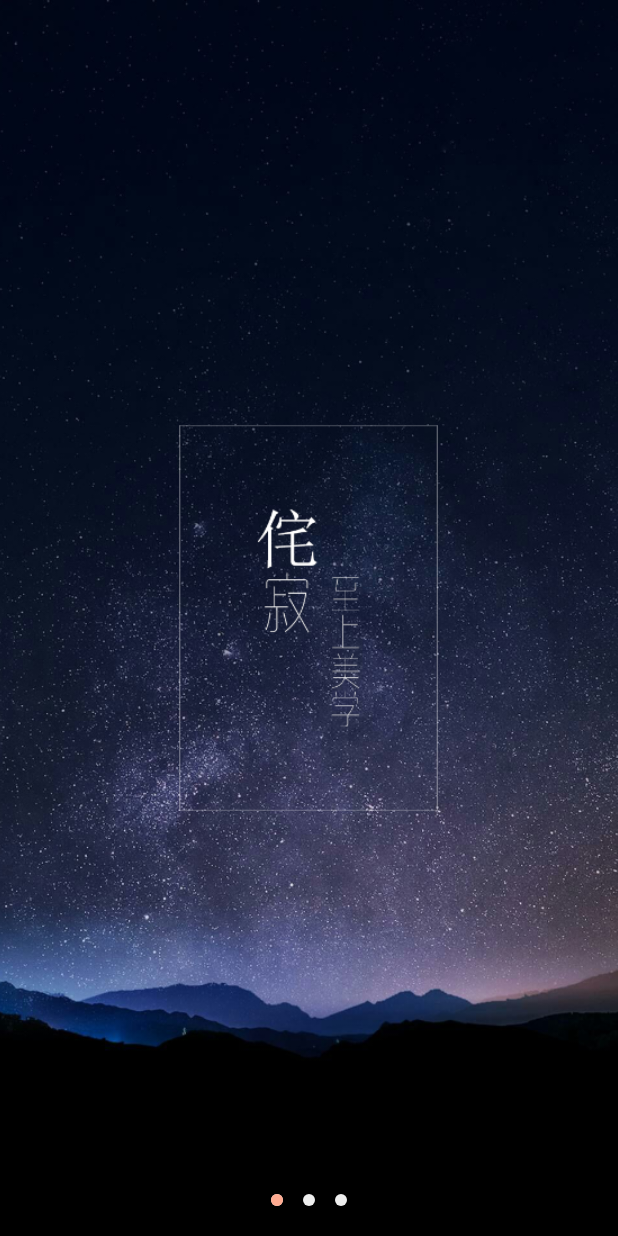
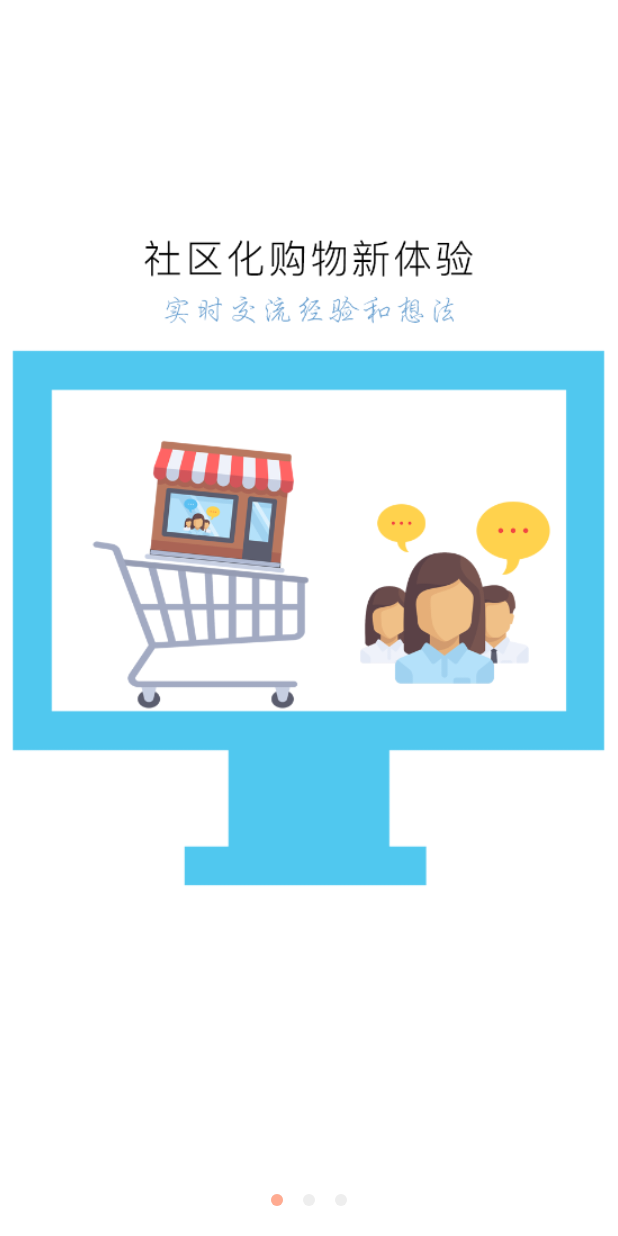
Before and after one commit to SemiWarm/SemiWarm, an Android app: the screen it shows after launch (GuideActivity), after a tap on an icon or button, on a phone screen of 412 x 824 dp. Run offline under Robolectric (Android 15) with nearby library versions, the phone set to English and light mode, and no system bars; our stand-ins replace ButterKnife; pictures from the network do not load.

Commit message:
引入新的引导页图片，重新改写了登录和注册按钮的位置

```diff
--- a/app/src/main/java/app/semiwarm/cn/activity/GuideActivity.java
+++ b/app/src/main/java/app/semiwarm/cn/activity/GuideActivity.java
@@ -23,7 +23,7 @@ import butterknife.ButterKnife;
 public class GuideActivity extends BaseActivity implements View.OnClickListener {
 
     // 准备引导图资源
-    private int[] mImageResId = new int[]{R.drawable.guide_1, R.drawable.guide_3, R.drawable.guide_4};
+    private int[] mImageResId = new int[]{R.drawable.guide20170310, R.drawable.guide20170320, R.drawable.guide20170330};
     // 准备ImageView数组
     private List<ImageView> mImageViewList;
     // 准备小圆点之间的距离
--- a/app/src/main/java/app/semiwarm/cn/activity/WelcomeActivity.java
+++ b/app/src/main/java/app/semiwarm/cn/activity/WelcomeActivity.java
@@ -5,34 +5,32 @@ import android.os.Bundle;
 import android.support.v7.app.AppCompatActivity;
 import android.view.KeyEvent;
 
+import app.semiwarm.cn.utils.SharedPreferencesUtils;
+
 /**
  * 欢迎界面需求说明
- * 1、检查用户是否为第一次启动应用
- * 2、如果是第一次启动应用则进入GuideActivity
- * 3、如果不是第一次启动应用则检查本地是否存储有广告信息
- * 3.1、如果本地已经存储有广告信息则进入SplashActivity
- * 3.2、如果本地没有存储有广告信息则从服务器获取最新的广告信息并存储在本地，存储完成后进入SplashActivity
+ * 1、检查当前网络是否可用
+ * 如果网络不可用直接打开MainActivity并提示网络不可用
+ * 2、如果网络可用，检查用户是否为第一次打开应用
+ * 如果是第一次打开应用则直接打开GuideActivity
+ * 3、如果不是第一次打开应用就从服务器获取最新的Splash信息
+ * 并将服务器的Splash图片缓存到内存中
+ * 打开SplashActivity并传递Splash信息
  */
 public class WelcomeActivity extends AppCompatActivity {
 
     @Override
     protected void onCreate(Bundle savedInstanceState) {
         super.onCreate(savedInstanceState);
-        startActivity(new Intent(WelcomeActivity.this, SplashActivity.class));
-        finish();
-//        if (SharedPreferencesUtils.isFirstStart(this)) {
-//            // 第一次启动应用直接进入用户向导页面
-//            startActivity(new Intent(WelcomeActivity.this, GuideActivity.class));
-//            finish();
-//        } else {
-//            if (SharedPreferencesUtils.isSplashInfoStored(this)){
-//                // 已经存储有广告信息，直接进入SplashActivity
-//                startActivity(new Intent(WelcomeActivity.this,SplashActivity.class));
-//                finish();
-//            } else {
-//                // 从服务起获取最新的广告信息并存储在本地的SharedPreferences中
-//            }
-//        }
+        if (SharedPreferencesUtils.isFirstStart(this)) {
+            // 第一次启动应用直接进入用户向导页面
+            startActivity(new Intent(WelcomeActivity.this, GuideActivity.class));
+            finish();
+        } else {
+            // 从服务器获取最新的Splash信息
+            startActivity(new Intent(WelcomeActivity.this, SplashActivity.class));
+            finish();
+        }
     }
 
     // 屏蔽返回键和菜单键
--- a/app/src/main/res/layout/activity_guide.xml
+++ b/app/src/main/res/layout/activity_guide.xml
@@ -38,17 +38,17 @@
 
     <!--注册登录按钮-->
     <LinearLayout
-        android:layout_width="wrap_content"
+        android:layout_width="match_parent"
         android:layout_height="wrap_content"
         android:layout_alignParentBottom="true"
-        android:layout_centerHorizontal="true"
         android:layout_marginBottom="50dp"
-        android:orientation="vertical">
+        android:gravity="center"
+        android:orientation="horizontal">
 
         <!--登录按钮-->
         <Button
             android:id="@+id/btn_sign_in"
-            android:layout_width="200dp"
+            android:layout_width="150dp"
             android:layout_height="50dp"
             android:background="@drawable/bg_sign_in_button"
             android:text="@string/text_sign_in"
@@ -58,9 +58,9 @@
         <!--注册按钮-->
         <Button
             android:id="@+id/btn_sign_up"
-            android:layout_width="200dp"
+            android:layout_width="150dp"
             android:layout_height="50dp"
-            android:layout_marginTop="15dp"
+            android:layout_marginStart="30dp"
             android:background="@drawable/bg_sign_up_button"
             android:text="@string/text_sign_up"
             android:textColor="@color/white"
--- a/app/src/main/res/layout/activity_splash.xml
+++ b/app/src/main/res/layout/activity_splash.xml
@@ -43,7 +43,8 @@
             android:background="@drawable/bg_skip_button"
             android:gravity="center"
             android:text="@string/text_ads"
-            android:textColor="@color/white"/>
+            android:textColor="@color/white"
+            android:textSize="12sp"/>
 
     </RelativeLayout>
 
```
Also changed, not shown: app/src/main/java/app/semiwarm/cn/utils/SharedPreferencesUtils.java (+0 -17 lines), app/src/main/res/drawable/guide20170310.png (added), app/src/main/res/drawable/guide20170320.png (added), app/src/main/res/drawable/guide20170330.png (added), app/src/main/res/drawable/guide_1.png (deleted), app/src/main/res/drawable/guide_3.png (deleted), 1 other file.
